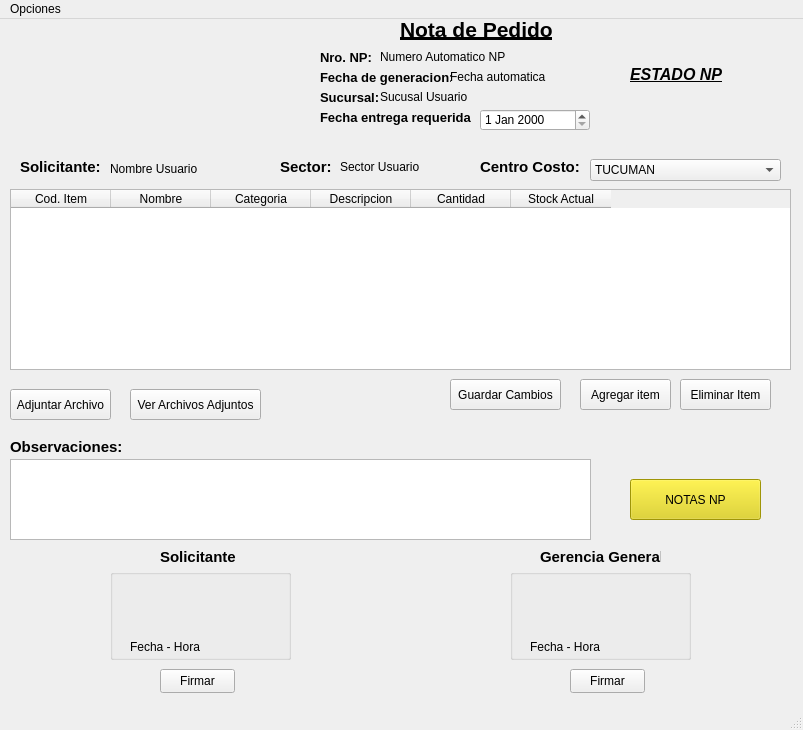
Before: the Qt Designer form crear_np.ui in AyeQuinteros15/DemoPracticas, drawn with Qt 5.
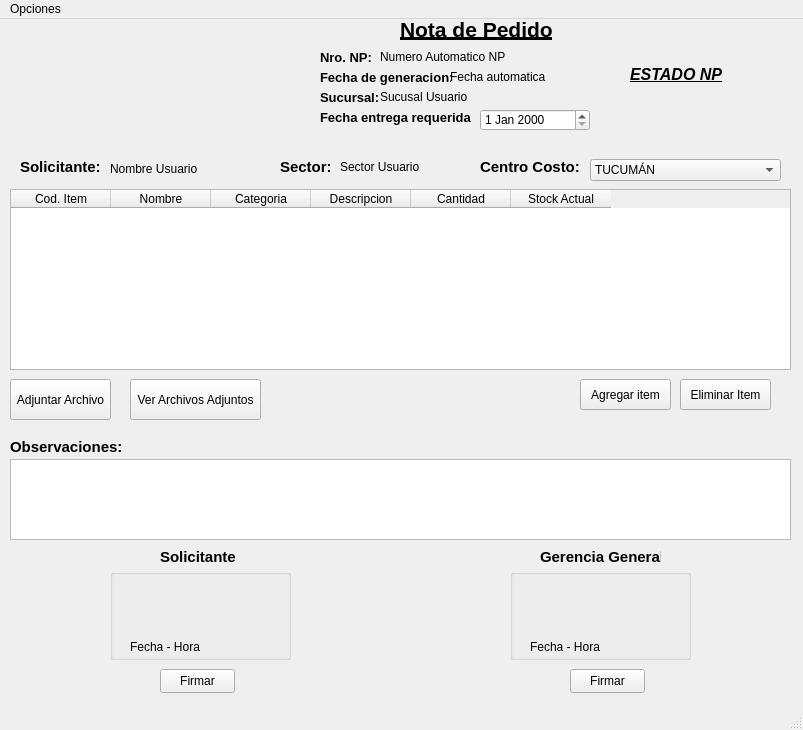
After: the same form once the commit is applied. Icons and pictures are not drawn.

Diff of the .ui file:
```diff
--- a/crear_np.ui
+++ b/crear_np.ui
@@ -230,7 +230,7 @@
      <rect>
       <x>10</x>
       <y>440</y>
-      <width>581</width>
+      <width>781</width>
       <height>81</height>
      </rect>
     </property>
@@ -425,9 +425,9 @@
     <property name="geometry">
      <rect>
       <x>10</x>
-      <y>370</y>
+      <y>360</y>
       <width>101</width>
-      <height>31</height>
+      <height>41</height>
      </rect>
     </property>
     <property name="styleSheet">
@@ -582,9 +582,9 @@
     <property name="geometry">
      <rect>
       <x>130</x>
-      <y>370</y>
+      <y>360</y>
       <width>131</width>
-      <height>31</height>
+      <height>41</height>
      </rect>
     </property>
     <property name="styleSheet">
@@ -594,39 +594,6 @@
      <string>Ver Archivos Adjuntos</string>
     </property>
    </widget>
-   <widget class="QPushButton" name="btnGuardarCambiosItems_NP">
-    <property name="geometry">
-     <rect>
-      <x>450</x>
-      <y>360</y>
-      <width>111</width>
-      <height>31</height>
-     </rect>
-    </property>
-    <property name="styleSheet">
-     <string notr="true"/>
-    </property>
-    <property name="text">
-     <string>Guardar Cambios</string>
-    </property>
-   </widget>
-   <widget class="QPushButton" name="btnNotas_NP">
-    <property name="geometry">
-     <rect>
-      <x>630</x>
-      <y>460</y>
-      <width>131</width>
-      <height>41</height>
-     </rect>
-    </property>
-    <property name="styleSheet">
-     <string notr="true">background-color: rgb(223, 209, 10);
-color: rgb(0, 0, 0);</string>
-    </property>
-    <property name="text">
-     <string>NOTAS NP</string>
-    </property>
-   </widget>
    <widget class="QLabel" name="lblEstadoNP_NP">
     <property name="geometry">
      <rect>
@@ -672,7 +639,7 @@
     </property>
     <item>
      <property name="text">
-      <string>TUCUMAN</string>
+      <string>TUCUMÁN</string>
      </property>
     </item>
     <item>
```
Left out of the diff: 32 changed lines with no effect on the pictures.
